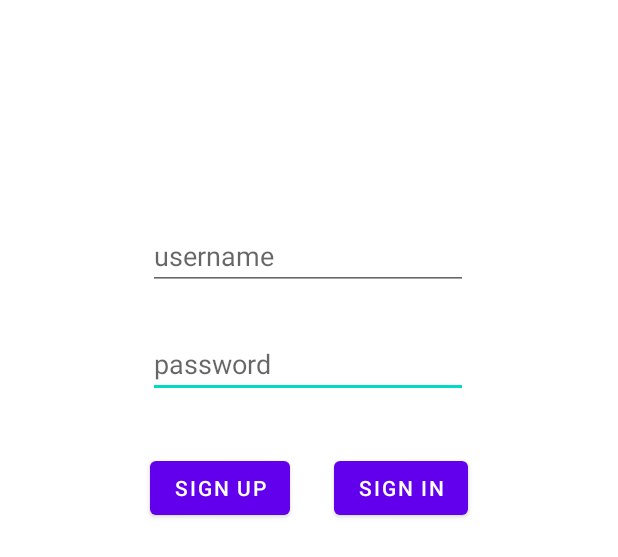
After one commit to mustafaunlu0/FoursquareCloneJava, an Android app: the layout activity_login.xml on its own in the app's theme, with its tools: preview values and no code run, on a phone screen of 412 x 824 dp. The commit adds this screen. Shown: the top 557 px of the screen. Run offline under Robolectric (Android 15) with nearby library versions, the phone set to English and light mode, and no system bars.

Commit message:
Login part(sign up and sign in) of app is completed.

```diff
--- /dev/null
+++ b/app/src/main/res/layout/activity_login.xml
@@ -0,0 +1,56 @@
+<?xml version="1.0" encoding="utf-8"?>
+<androidx.constraintlayout.widget.ConstraintLayout xmlns:android="http://schemas.android.com/apk/res/android"
+    xmlns:app="http://schemas.android.com/apk/res-auto"
+    xmlns:tools="http://schemas.android.com/tools"
+    android:layout_width="match_parent"
+    android:layout_height="match_parent"
+    tools:context=".activity.LoginActivity">
+
+    <EditText
+        android:id="@+id/passwordEditText"
+        android:layout_width="wrap_content"
+        android:layout_height="wrap_content"
+        android:layout_marginTop="220dp"
+        android:ems="10"
+        android:hint="password"
+        android:inputType="textPersonName"
+        app:layout_constraintEnd_toEndOf="parent"
+        app:layout_constraintHorizontal_bias="0.497"
+        app:layout_constraintStart_toStartOf="parent"
+        app:layout_constraintTop_toTopOf="parent" />
+
+    <EditText
+        android:id="@+id/usernameEditText"
+        android:layout_width="wrap_content"
+        android:layout_height="wrap_content"
+        android:layout_marginTop="148dp"
+        android:ems="10"
+        android:hint="username"
+        android:inputType="textPersonName"
+        app:layout_constraintEnd_toEndOf="parent"
+        app:layout_constraintHorizontal_bias="0.497"
+        app:layout_constraintStart_toStartOf="parent"
+        app:layout_constraintTop_toTopOf="parent" />
+
+    <Button
+        android:id="@+id/signUpButton"
+        android:layout_width="wrap_content"
+        android:layout_height="wrap_content"
+        android:layout_marginStart="100dp"
+        android:layout_marginTop="36dp"
+        android:onClick="signUp"
+        android:text="SIGN UP"
+        app:layout_constraintStart_toStartOf="parent"
+        app:layout_constraintTop_toBottomOf="@+id/passwordEditText" />
+
+    <Button
+        android:id="@+id/signInButton"
+        android:layout_width="wrap_content"
+        android:layout_height="wrap_content"
+        android:layout_marginTop="36dp"
+        android:layout_marginEnd="100dp"
+        android:onClick="signIn"
+        android:text="SIGN IN"
+        app:layout_constraintEnd_toEndOf="parent"
+        app:layout_constraintTop_toBottomOf="@+id/passwordEditText" />
+</androidx.constraintlayout.widget.ConstraintLayout>
```
Also changed, not shown: app/src/main/AndroidManifest.xml (+10 -3 lines), app/src/main/java/com/mustafaunlu/foursquareclone/activity/LoginActivity.java (added, +82 -0 lines), app/src/main/java/com/mustafaunlu/foursquareclone/activity/MainActivity.java (+5 -3 lines).
